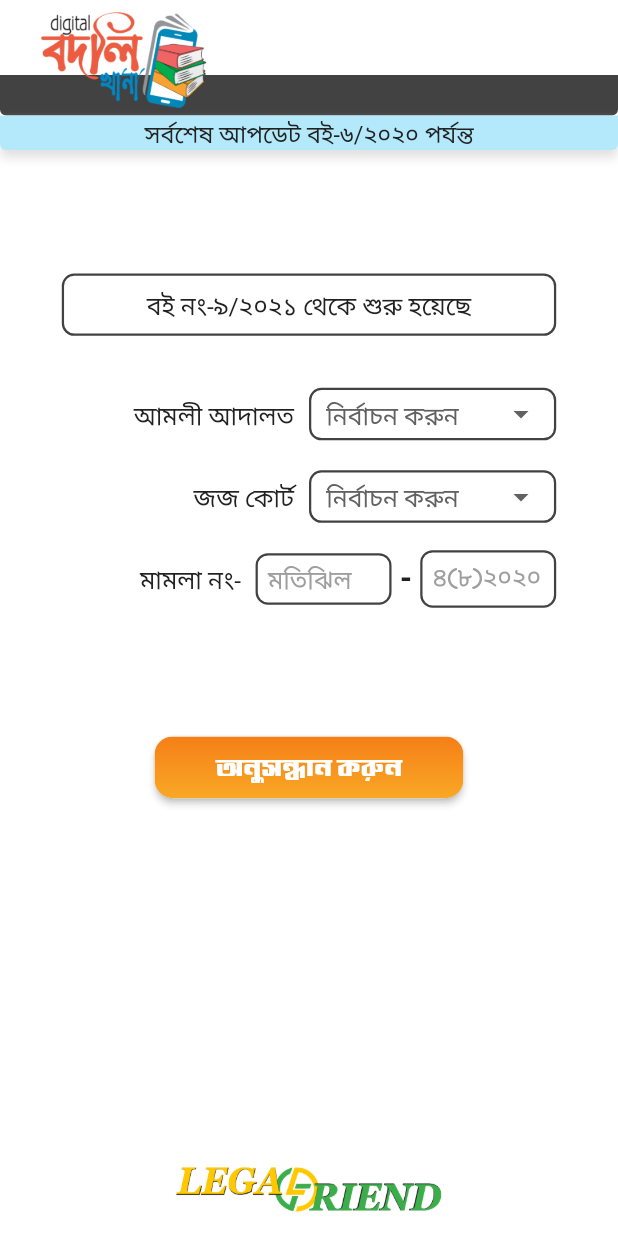
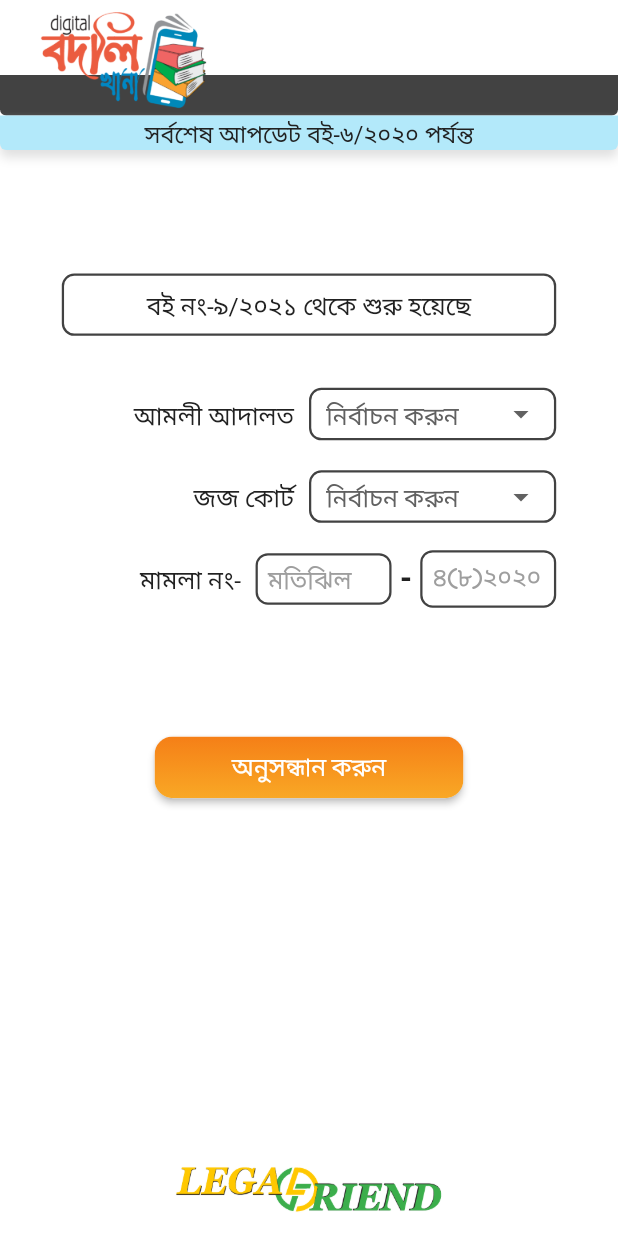
Before and after one commit to SujitSarkar/Legal-Friend-App, a Flutter app: the SearchPage screen opened directly, on a phone screen of 412 x 824 dp. Run offline on Flutter 3.47's test engine with Material 2 defaults, Android fonts, the phone set to English and light mode, and no system bars; our stand-ins replace cloud_firestore, firebase_core, flutter_spinkit, fluttertoast; missing offline and left inert: aamarpay; accounts and stored records are empty; statements that could not run were skipped.

Commit message:
7th commit

```diff
--- a/lib/main.dart
+++ b/lib/main.dart
@@ -4,9 +4,11 @@ import 'package:legal_friend/pages/home_page.dart';
 import 'package:legal_friend/providers/public_provider.dart';
 import 'package:legal_friend/variables/pColor.dart';
 import 'package:provider/provider.dart';
+import 'package:firebase_core/firebase_core.dart' as firebase_core;
 
 void main() async{
   WidgetsFlutterBinding.ensureInitialized();
+  firebase_core.Firebase.initializeApp();
   runApp(MyApp());
 }
 
--- /dev/null
+++ b/lib/model_class/bodli_khana_model.dart
@@ -0,0 +1,28 @@
+import 'package:flutter/material.dart';
+
+class BodliKhanaModel{
+  String id;
+  String amoliAdalot;
+  String bicarikAdalot;
+  String boiNo;
+  String dayraNo;
+  String entryDate;
+  String mamlaNo;
+  String mamlarDhoron;
+  String pokkhoDhara;
+  String porobortiTarikh;
+  String jojCourt;
+
+  BodliKhanaModel({
+      this.id,
+      this.amoliAdalot,
+      this.bicarikAdalot,
+      this.boiNo,
+      this.dayraNo,
+      this.entryDate,
+      this.mamlaNo,
+      this.mamlarDhoron,
+      this.pokkhoDhara,
+      this.porobortiTarikh,
+      this.jojCourt});
+}
--- a/lib/pages/home_page.dart
+++ b/lib/pages/home_page.dart
@@ -18,15 +18,11 @@ class HomePage extends StatefulWidget {
 
 class _HomePageState extends State<HomePage> {
 
-  _customInit(PublicProvider publicProvider)async{
-    await publicProvider.getDistrict();
-  }
 
   @override
   Widget build(BuildContext context) {
     final Size size = MediaQuery.of(context).size;
     final PublicProvider publicProvider = Provider.of<PublicProvider>(context);
-    //if(publicProvider.distList.isEmpty) _customInit(publicProvider);
 
     return Scaffold(
       body: _bodyUI(size),
--- a/lib/pages/payment_page.dart
+++ b/lib/pages/payment_page.dart
@@ -93,7 +93,7 @@ class _PaymentPageState extends State<PaymentPage> {
                       width: size.width*.8,
                       child: GradientButton(
                         //onPressed: (){},
-                        child: Text('wbwðZ Ki“b', style: TextStyle(
+                        child: Text('নিশ্চিত করুন', style: TextStyle(
                             fontSize: size.width * .055,
                             color: Colors.white,
                             fontFamily: 'niladriFontLite')),
--- a/lib/pages/search_page.dart
+++ b/lib/pages/search_page.dart
@@ -5,6 +5,7 @@ import 'package:legal_friend/tiles/app_bar.dart';
 import 'package:legal_friend/tiles/bottom_tile.dart';
 import 'package:legal_friend/tiles/form_decoration.dart';
 import 'package:legal_friend/tiles/gradient_button.dart';
+import 'package:legal_friend/tiles/notification_widget.dart';
 import 'package:legal_friend/variables/variables.dart';
 import 'package:provider/provider.dart';
 
@@ -17,10 +18,8 @@ class SearchPage extends StatefulWidget {
 class _SearchPageState extends State<SearchPage>{
   String _amoliAdalot;
   String _jojkrot;
-
-  List<String> _amoliAdalotItem = ['সি.এম.এম','সি.জে.এস'];
-  List<String> _jojkrotItem = ['ঢাকা','ফরিদপুর'];
-
+  TextEditingController _mamlaNo= TextEditingController(text: '');
+  TextEditingController _mamlaNo2= TextEditingController(text: '');
 
   @override
   Widget build(BuildContext context) {
@@ -38,8 +37,7 @@ class _SearchPageState extends State<SearchPage>{
         ),
       ),
       body: _bodyUI(size,publicProvider),
-      floatingActionButton: BottomTile(),
-      floatingActionButtonLocation: FloatingActionButtonLocation.centerDocked,
+      bottomNavigationBar: BottomTile(),
     );
   }
 
@@ -83,7 +81,7 @@ class _SearchPageState extends State<SearchPage>{
                   Container(
                     width: size.width*.22,
                     child: TextField(
-                      //controller: _maxController,
+                      controller: _mamlaNo,
                       keyboardType: publicProvider.pageValue==1? TextInputType.number:TextInputType.text,
                       style: TextStyle(
                           color: Colors.grey[900], fontSize: size.width * .035),
@@ -101,7 +99,7 @@ class _SearchPageState extends State<SearchPage>{
                   Container(
                     width: size.width*.22,
                     child: TextField(
-                      //controller: _maxController,
+                      controller: _mamlaNo2,
                       keyboardType: TextInputType.text,
                       style: TextStyle(
                           color: Colors.grey[900], fontSize: size.width * .035),
@@ -121,8 +119,16 @@ class _SearchPageState extends State<SearchPage>{
           SizedBox(height: size.width*.2),
 
           GradientButton(
-            //onPressed: ()=>Navigator.push(context, MaterialPageRoute(builder: (context)=>NoResultFound())),
-            onPressed: ()=>Navigator.push(context, MaterialPageRoute(builder: (context)=>SearchtList())),
+            onPressed: (){
+              if(_amoliAdalot!=null && _jojkrot!=null &&
+                  _mamlaNo.text.isNotEmpty && _mamlaNo2.text.isNotEmpty){
+                publicProvider.bodliKhanaModel.amoliAdalot= _amoliAdalot.toLowerCase();
+                publicProvider.bodliKhanaModel.jojCourt= _jojkrot.toLowerCase();
+                publicProvider.bodliKhanaModel.mamlaNo= '${_mamlaNo.text}/${_mamlaNo2.text}'.toLowerCase();
+
+                Navigator.push(context, MaterialPageRoute(builder: (context)=>SearchtList()));
+              }else showToast('সকল ডেটা ফিল্ড পুরন করুন');
+            },
             child: Text(Variables.onusondhanKorun, style: TextStyle(
                 fontSize: size.width * .04, fontFamily: 'niladriFontLite')),
             height: size.width * .1,
@@ -169,7 +175,7 @@ class _SearchPageState extends State<SearchPage>{
               hint: Text(Variables.dropHint,style: TextStyle(
                   color: Colors.grey[700],
                   fontSize: size.width*.04,)),
-              items:name==Variables.amoliAdalot? _amoliAdalotItem.map((category){
+              items:name==Variables.amoliAdalot? Variables.amoliAdalotList.map((category){
                 return DropdownMenuItem(
                   child: Text(category,style: TextStyle(
                     color: Colors.grey[900],
@@ -177,7 +183,7 @@ class _SearchPageState extends State<SearchPage>{
                   value: category,
                 );
               }).toList()
-                  :_jojkrotItem.map((category){
+                  :Variables.jojCourtList.map((category){
                 return DropdownMenuItem(
                   child: Text(category,style: TextStyle(
                       color: Colors.grey[900],
--- a/lib/providers/public_provider.dart
+++ b/lib/providers/public_provider.dart
@@ -1,49 +1,68 @@
 import 'dart:convert';
 
+import 'package:cloud_firestore/cloud_firestore.dart';
 import 'package:flutter/material.dart';
 import 'package:flutter/services.dart';
+import 'package:intl/intl.dart';
+import 'package:legal_friend/model_class/bodli_khana_model.dart';
+import 'package:legal_friend/tiles/notification_widget.dart';
 import 'package:legal_friend/variables/variables.dart';
 
 
 class PublicProvider extends ChangeNotifier{
   List<String> _distList=[];
+  String _pageValue='';
+  BodliKhanaModel _bodliKhanaModel= BodliKhanaModel();
 
-  int _pageValue=0;
+  List<BodliKhanaModel> _bodliKhanaList = [];
+  List<BodliKhanaModel> _niActDataList = [];
+  List<BodliKhanaModel> _madokDataList = [];
+  List<BodliKhanaModel> _tribunalDataList = [];
+
+  get bodliKhanaModel=> _bodliKhanaModel;
+  get bodliKhanaList=> _bodliKhanaList;
+  get niActDataList=> _niActDataList;
+  get madokDataList=> _madokDataList;
+  get tribunalDataList=> _tribunalDataList;
+
+  set bodliKhanaModel(BodliKhanaModel model){
+    model = BodliKhanaModel();
+    _bodliKhanaModel = model;
+    notifyListeners();
+  }
   get pageValue => _pageValue;
   get distList => _distList;
 
-  set pageValue(int val){
+  set pageValue(String val){
     _pageValue = val;
     notifyListeners();
   }
 
   String togglePageName(){
-    if(_pageValue==1) return Variables.niAct;
-    else if(_pageValue==2) return Variables.madokDondobidhi;
-    else if(_pageValue==3) return Variables.bisesTribunal;
+    if(_pageValue.isNotEmpty) return _pageValue;
     else return '';
   }
   Color toggleHeaderColor(){
-    if(_pageValue==1) return Colors.red[500];
-    else if(_pageValue==2) return Colors.green[600];
-    else if(_pageValue==3) return Colors.yellow[900];
+    if(_pageValue==Variables.niAct) return Colors.red[500];
+    else if(_pageValue==Variables.madokDondobidhi) return Colors.green[600];
+    else if(_pageValue==Variables.bisesTribunal) return Colors.yellow[900];
     else return Colors.grey[800];
   }
 
   String crToggle(){
-    if(_pageValue==1) return Variables.crMamlaNo;
+    if(_pageValue==Variables.niAct) return Variables.crMamlaNo;
     else return Variables.mamlaNo;
   }
   String crMamlaHintFirst(){
-    if(_pageValue==1) return '২৯২৫';
+    if(_pageValue==Variables.niAct) return '২৯২৫';
     else return 'মতিঝিল';
   }
   String crMamlaHintSecond(){
-    if(_pageValue==1) return '২০১৯';
+    if(_pageValue==Variables.niAct) return '২০১৯';
     else return '৪(৮)২০২০';
   }
   String toggleSign(){
-    if(_pageValue==1) return '/';
+    if(_pageValue==Variables.niAct) return '/';
     else return '-';
   }
 
@@ -56,4 +75,51 @@ class PublicProvider extends ChangeNotifier{
     });
     notifyListeners();
   }
+
+
+  Future<void> getBodliKhanaDataList()async{
+    final String todayDate = DateFormat("dd-MM-yyyy").format(DateTime.fromMillisecondsSinceEpoch(DateTime.now().millisecondsSinceEpoch));
+    try{
+      await FirebaseFirestore.instance.collection('BodliKhana').orderBy('boi_no').get().then((snapshot){
+        _bodliKhanaList.clear();
+        _niActDataList.clear();
+        _madokDataList.clear();
+        _tribunalDataList.clear();
+        snapshot.docChanges.forEach((element) {
+          BodliKhanaModel bodliKhanaModel = BodliKhanaModel(
+              id: element.doc['id'],
+              amoliAdalot: element.doc['amoli_adalot'],
+              bicarikAdalot: element.doc['bicarik_adalot'],
+              boiNo: element.doc['boi_no'],
+              dayraNo: element.doc['dayra_no'],
+              entryDate: element.doc['entry_date'],
+              mamlaNo: element.doc['mamla_no'],
+              mamlarDhoron: element.doc['mamlar_dhoron'],
+              pokkhoDhara: element.doc['pokkho_dhara'],
+              porobortiTarikh: element.doc['poroborti_tarikh'],
+              jojCourt: element.doc['joj_court']
+          );
+          _bodliKhanaList.add(bodliKhanaModel);
+        });
+      });
+      for(int i=0; i<_bodliKhanaList.length; i++){
+        if(_bodliKhanaList[i].mamlarDhoron==Variables.niAct){
+          _niActDataList.add(_bodliKhanaList[i]);
+        }
+        else if(_bodliKhanaList[i].mamlarDhoron==Variables.madokDondobidhi){
+          _madokDataList.add(_bodliKhanaList[i]);
+        }
+        else if(_bodliKhanaList[i].mamlarDhoron==Variables.bisesTribunal){
+          _tribunalDataList.add(_bodliKhanaList[i]);
+        }
+      }
+      notifyListeners();
+    }catch(error){
+      showToast(error.toString());
+    }
+  }
+
+  String getLastUpdateBoi(){
+
+  }
 }
--- a/lib/variables/variables.dart
+++ b/lib/variables/variables.dart
@@ -1,29 +1,31 @@
 class Variables{
-  static final String niAct = 'Gb.AvB G±';
-  static final String madokDondobidhi = 'gv`K/`Ûwewa';
-  static final String bisesTribunal = 'we‡kl UªvBe¨ybvj';
-  static final String archive = 'AvK©vBf';
+  static final String niAct = 'এন.আই এক্ট';
+  static final String madokDondobidhi = 'মাদক/দন্ডবিধি';
+  static final String bisesTribunal = 'বিশেষ ট্রাইব্যুনাল';
+  static final String archive = 'আর্কাইভ';
 
   static final String amoliAdalot = 'আমলী আদালত';
   static final String jojCourt = 'জজ কোর্ট';
   static final String crMamlaNo = 'সিআর মামলা নং- ';
   static final String mamlaNo = 'মামলা নং- ';
-  static final String onusondhanKorun = 'AbymÜvb Ki“b';
+  static final String onusondhanKorun = 'অনুসন্ধান করুন';
   static final String cR = 'সিআর-';
-  static final String archiveRakhun = 'AvK©vB‡f ivLyb';
-  static final String songrokkhitoArchive = 'msiw¶Z AvK©vBf';
+  static final String archiveRakhun = 'আর্কাইভ রাখুন';
+  static final String songrokkhitoArchive = '্সংরক্কষিত আর্কাইভ';
   static final String sorboseshUpdateBoi = 'সর্বশেষ আপডেট বই-';
   static final String porjonto = 'পর্যন্ত';
-  static final String agerMenu = 'Av‡Mi g¨vby';
+  static final String agerMenu = 'আগের ম্যানু';
   static final String boiNo = 'বই নং-';
   static final String thekeSuruHoyeche = 'থেকে শুরু হয়েছে';
   static final String dayraNo = 'দায়রা নং-';
   static final String porobortiTarikh = 'পরবর্তী তারিখ-';
   static final String bicaricAdalot = 'বিচারিক আদালত';
-  static final String abarOnusondhanKorun = 'Avevi AbymÜvb Ki“b';
+  static final String abarOnusondhanKorun = 'আবার অনুসন্ধান করুন';
   static final String dukkhito = 'দুঃখিত';
   static final String konoFolafolNei = 'কোন ফলাফল নেই';
   static final String dropHint = 'নির্বাচন করুন';
+  static final List<String> amoliAdalotList= ['সি.এম.এম','সি.জে.এস'];
+  static final List<String> jojCourtList= ['ঢাকা','চট্টগ্রাম','সিলেট','বরিশাল','খুলনা'];
 
   static final String paymentMgs= 'এই মামলার তথ্য সংরক্ষণ করে রাখতে হলে আপনাকে ৫০ টাকা প্রদান করতে হবে';
 
```
Also changed, not shown: lib/pages/bodli_khana.dart (+23 -7 lines), lib/pages/search_list.dart (+28 -3 lines), lib/tiles/notification_widget.dart (added, +34 -0 lines), lib/tiles/search_list_tile.dart (renamed from lib/tiles/ni_act_tile.dart, +11 -9 lines), pubspec.yaml (+6 -1 lines), pubspec.lock, 3 other files.
